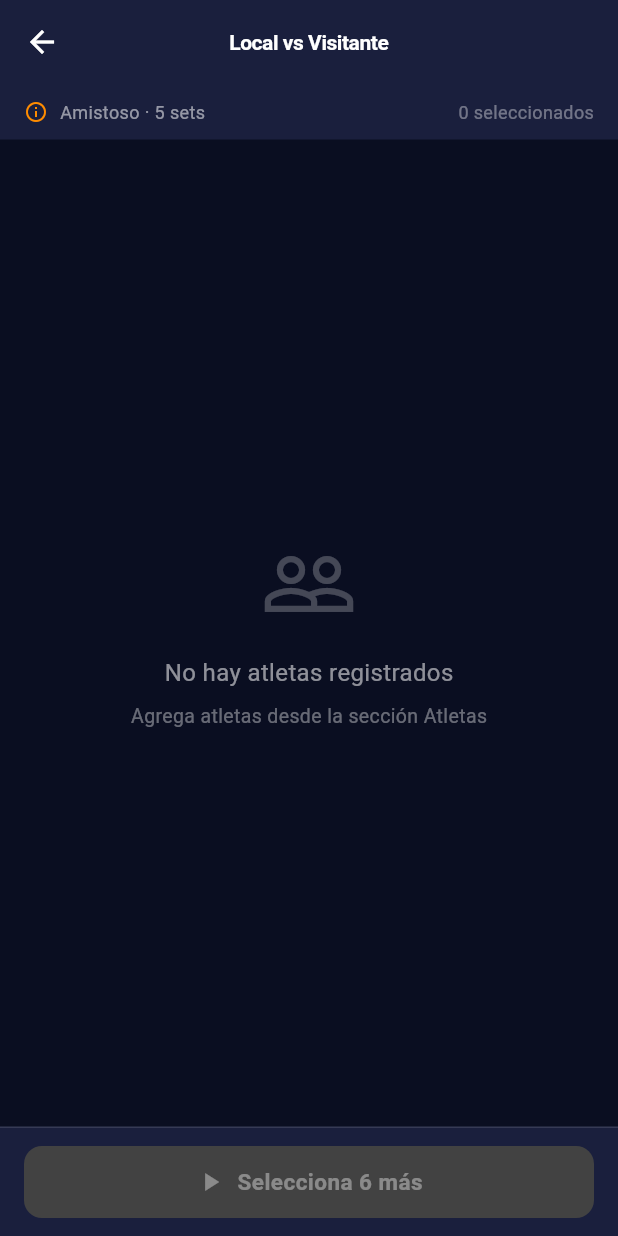
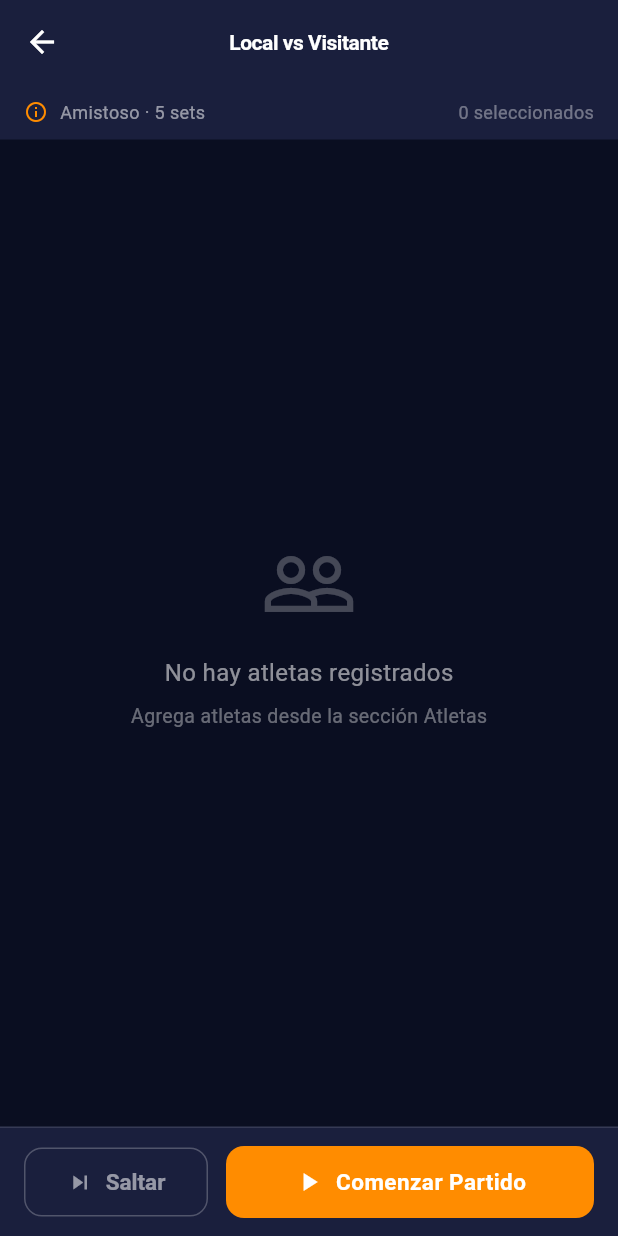
Before and after one commit to KelvinSilva0207/Libero360, a Flutter app: the PlayerSelectionScreen screen opened directly with empty values, on a phone screen of 412 x 824 dp. Run offline on Flutter 3.47's test engine with Material 3 defaults, Android fonts, the phone set to English and light mode, and no system bars; our stand-ins replace fl_chart, font_awesome_flutter, sembast_web; accounts and stored records are empty.

Commit message:
Match: setup opcional, timer con pausa, duración en BD
- MatchSetupScreen: nombres de equipos opcionales (defaults Local/Visitante)
- Home: redirige a MatchSetupScreen en vez de MatchScreen directo
- PlayerSelectionScreen: permite saltar selección de jugadores
- Match: nuevo campo duracionSegundos persistido en BD
- PartidoViewModel: timer cada 1s, pausa automática al finalizar set,
  botón pausar/continuar, guarda duración al finalizar partido
- MatchScreen: muestra tiempo transcurrido en info panel

```diff
--- a/lib/features/estadisticas/data/local_db/database_service.dart
+++ b/lib/features/estadisticas/data/local_db/database_service.dart
@@ -555,6 +555,7 @@ class DatabaseService {
     'resultadoFinal': m.resultadoFinal ?? '',
     'lugar': m.lugar ?? '',
     'seasonId': m.seasonId ?? 0,
+    'duracionSegundos': m.duracionSegundos,
   };
 
   Match _matchFromMap(Map<String, dynamic> map) => Match()
@@ -574,7 +575,8 @@ class DatabaseService {
     ..setsTotales = map['setsTotales'] as int? ?? 5
     ..resultadoFinal = (map['resultadoFinal'] as String?)?.isNotEmpty == true ? map['resultadoFinal'] as String? : null
     ..lugar = (map['lugar'] as String?)?.isNotEmpty == true ? map['lugar'] as String? : null
-    ..seasonId = map['seasonId'] as int? ?? 0;
+    ..seasonId = map['seasonId'] as int? ?? 0
+    ..duracionSegundos = map['duracionSegundos'] as int? ?? 0;
 
   Map<String, dynamic> _attendanceToMap(AttendanceRecord r) => {
     'playerId': r.playerId,
--- a/lib/features/estadisticas/data/models/match.dart
+++ b/lib/features/estadisticas/data/models/match.dart
@@ -31,6 +31,7 @@ class Match {
   String? resultadoFinal;
   String? lugar;
   int? seasonId;
+  int duracionSegundos = 0;
 
   Match();
 
--- a/lib/features/partido/presentation/views/player_selection_screen.dart
+++ b/lib/features/partido/presentation/views/player_selection_screen.dart
@@ -58,15 +58,6 @@ class _PlayerSelectionScreenState extends State<PlayerSelectionScreen> {
   }
 
   void _iniciarPartido() {
-    if (_selectedIds.length < 6) {
-      ScaffoldMessenger.of(context).showSnackBar(
-        const SnackBar(
-          content: Text('Selecciona al menos 6 jugadores'),
-          backgroundColor: Colors.red,
-        ),
-      );
-      return;
-    }
     final selected = _allPlayers.where((p) => _selectedIds.contains(p.id)).toList();
     widget.config.selectedPlayers = selected.take(12).toList();
     Navigator.pushReplacement(
@@ -282,19 +273,39 @@ class _PlayerSelectionScreenState extends State<PlayerSelectionScreen> {
         border: Border(top: BorderSide(color: Colors.white12)),
       ),
       child: SafeArea(
-        child: FilledButton.icon(
-          onPressed: _selectedIds.length < 6 ? null : _iniciarPartido,
-          icon: const Icon(Icons.play_arrow, size: 20),
-          label: Text(_selectedIds.length < 6
-              ? 'Selecciona ${6 - _selectedIds.length} más'
-              : 'Iniciar Partido'),
-          style: FilledButton.styleFrom(
-            backgroundColor: AppColors.accent,
-            foregroundColor: Colors.white,
-            disabledBackgroundColor: Colors.grey.shade800,
-            padding: const EdgeInsets.symmetric(vertical: 14),
-            shape: RoundedRectangleBorder(borderRadius: BorderRadius.circular(12)),
-          ),
+        child: Row(
+          children: [
+            Expanded(
+              child: OutlinedButton.icon(
+                onPressed: _iniciarPartido,
+                icon: const Icon(Icons.skip_next, size: 18),
+                label: const Text('Saltar'),
+                style: OutlinedButton.styleFrom(
+                  foregroundColor: Colors.white54,
+                  side: const BorderSide(color: Colors.white24),
+                  padding: const EdgeInsets.symmetric(vertical: 14),
+                  shape: RoundedRectangleBorder(borderRadius: BorderRadius.circular(12)),
+                ),
+              ),
+            ),
+            const SizedBox(width: 12),
+            Expanded(
+              flex: 2,
+              child: FilledButton.icon(
+                onPressed: _iniciarPartido,
+                icon: const Icon(Icons.play_arrow, size: 20),
+                label: Text(_selectedIds.isEmpty
+                    ? 'Comenzar Partido'
+                    : 'Iniciar (${_selectedIds.length})'),
+                style: FilledButton.styleFrom(
+                  backgroundColor: AppColors.accent,
+                  foregroundColor: Colors.white,
+                  padding: const EdgeInsets.symmetric(vertical: 14),
+                  shape: RoundedRectangleBorder(borderRadius: BorderRadius.circular(12)),
+                ),
+              ),
+            ),
+          ],
         ),
       ),
     );
--- a/lib/main.dart
+++ b/lib/main.dart
@@ -3,7 +3,7 @@ import 'package:font_awesome_flutter/font_awesome_flutter.dart';
 import 'package:provider/provider.dart';
 import 'core/themes/app_theme.dart';
 import 'features/auth/auth.dart';
-import 'features/partido/partido.dart';
+import 'features/partido/presentation/views/match_setup_screen.dart';
 import 'features/asistencia/asistencia.dart';
 import 'features/estadisticas/presentation/views/play_by_play_screen.dart';
 
@@ -214,7 +214,7 @@ class HomeScreen extends StatelessWidget {
                           label: 'Partidos',
                           isWide: isWide,
                           onTap: () => Navigator.push(
-                            context, MaterialPageRoute(builder: (_) => const MatchScreen()),
+                            context, MaterialPageRoute(builder: (_) => const MatchSetupScreen()),
                           ),
                         ),
                         _FeatureButton(
```
Also changed, not shown: lib/features/partido/presentation/viewmodels/partido_viewmodel.dart (+64 -0 lines), lib/features/partido/presentation/views/match_screen.dart (+8 -2 lines), lib/features/partido/presentation/views/match_setup_screen.dart (+2 -8 lines).
